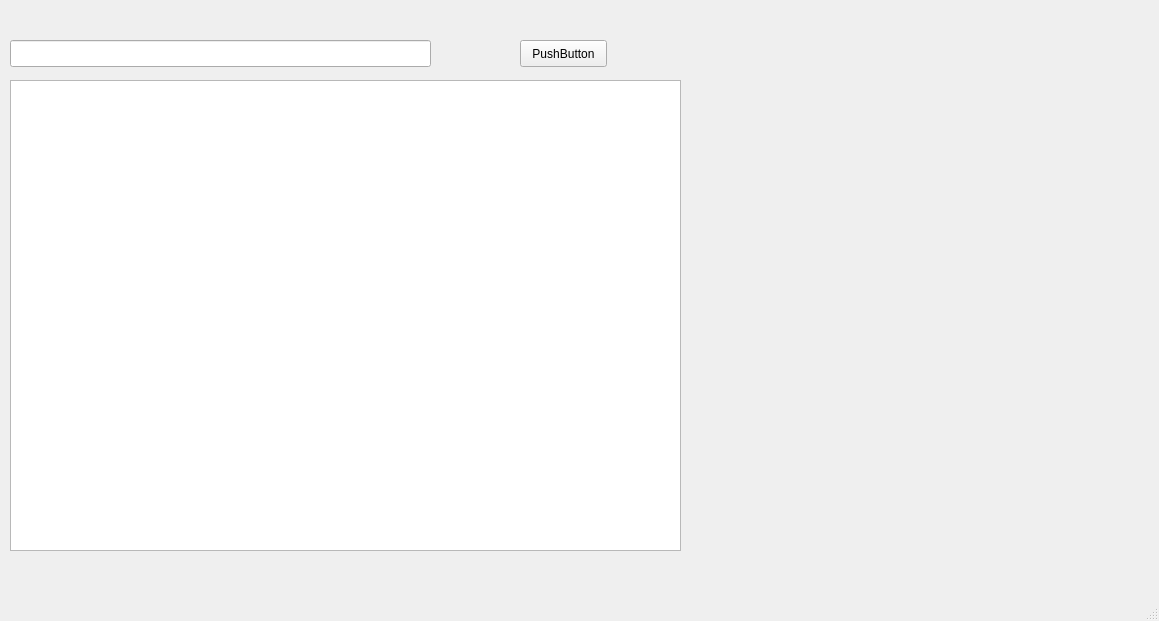
First picture: the form in 6_semestr/PABD/lab5/Prog/l5_program/mainwindow.ui, repository OranGeNaL/labs, before the edit.
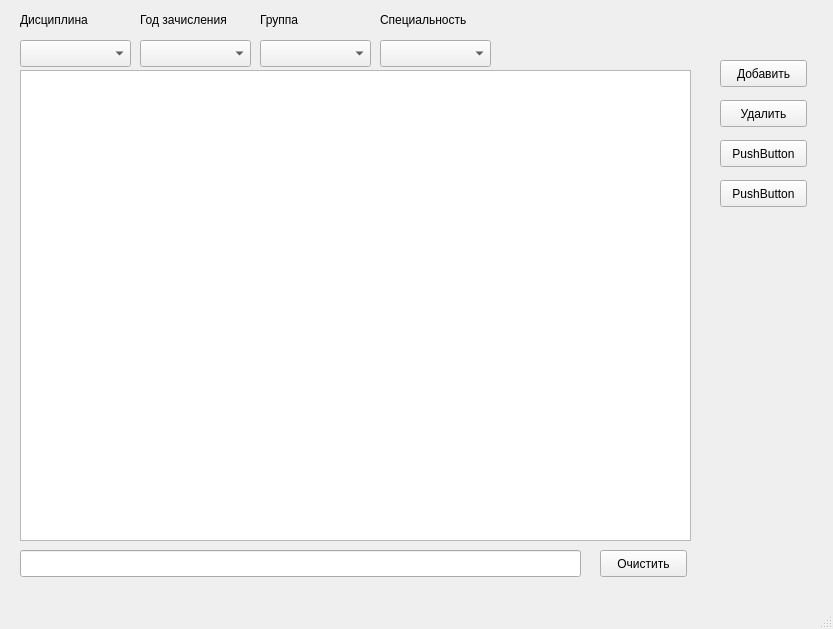
Second picture: the form after the edit.

Diff of the .ui file:
```diff
--- a/6_semestr/PABD/lab5/Prog/l5_program/mainwindow.ui
+++ b/6_semestr/PABD/lab5/Prog/l5_program/mainwindow.ui
@@ -6,8 +6,8 @@
    <rect>
     <x>0</x>
     <y>0</y>
-    <width>1159</width>
-    <height>621</height>
+    <width>833</width>
+    <height>629</height>
    </rect>
   </property>
   <property name="windowTitle">
@@ -17,8 +17,8 @@
    <widget class="QTableView" name="tableView">
     <property name="geometry">
      <rect>
-      <x>10</x>
-      <y>80</y>
+      <x>20</x>
+      <y>70</y>
       <width>671</width>
       <height>471</height>
      </rect>
@@ -27,9 +27,9 @@
    <widget class="QLineEdit" name="editSearch">
     <property name="geometry">
      <rect>
-      <x>10</x>
-      <y>40</y>
-      <width>421</width>
+      <x>20</x>
+      <y>550</y>
+      <width>561</width>
       <height>27</height>
      </rect>
     </property>
@@ -37,16 +37,160 @@
    <widget class="QPushButton" name="buttonClear">
     <property name="geometry">
      <rect>
-      <x>520</x>
-      <y>40</y>
+      <x>600</x>
+      <y>550</y>
       <width>87</width>
       <height>27</height>
      </rect>
     </property>
     <property name="text">
+     <string>Очистить</string>
+    </property>
+   </widget>
+   <widget class="QPushButton" name="addButton">
+    <property name="geometry">
+     <rect>
+      <x>720</x>
+      <y>60</y>
+      <width>87</width>
+      <height>27</height>
+     </rect>
+    </property>
+    <property name="text">
+     <string>Добавить</string>
+    </property>
+   </widget>
+   <widget class="QPushButton" name="deleteButton">
+    <property name="geometry">
+     <rect>
+      <x>720</x>
+      <y>100</y>
+      <width>87</width>
+      <height>27</height>
+     </rect>
+    </property>
+    <property name="text">
+     <string>Удалить</string>
+    </property>
+   </widget>
+   <widget class="QPushButton" name="pushButton_3">
+    <property name="geometry">
+     <rect>
+      <x>720</x>
+      <y>140</y>
+      <width>87</width>
+      <height>27</height>
+     </rect>
+    </property>
+    <property name="text">
      <string>PushButton</string>
     </property>
    </widget>
+   <widget class="QPushButton" name="pushButton_4">
+    <property name="geometry">
+     <rect>
+      <x>720</x>
+      <y>180</y>
+      <width>87</width>
+      <height>27</height>
+     </rect>
+    </property>
+    <property name="text">
+     <string>PushButton</string>
+    </property>
+   </widget>
+   <widget class="QComboBox" name="disciplineCombo">
+    <property name="geometry">
+     <rect>
+      <x>20</x>
+      <y>40</y>
+      <width>111</width>
+      <height>27</height>
+     </rect>
+    </property>
+   </widget>
+   <widget class="QLabel" name="disciplineLabel">
+    <property name="geometry">
+     <rect>
+      <x>20</x>
+      <y>10</y>
+      <width>91</width>
+      <height>19</height>
+     </rect>
+    </property>
+    <property name="text">
+     <string>Дисциплина</string>
+    </property>
+   </widget>
+   <widget class="QLabel" name="disciplineLabel_2">
+    <property name="geometry">
+     <rect>
+      <x>140</x>
+      <y>10</y>
+      <width>111</width>
+      <height>19</height>
+     </rect>
+    </property>
+    <property name="text">
+     <string>Год зачисления</string>
+    </property>
+   </widget>
+   <widget class="QComboBox" name="yearCombo">
+    <property name="geometry">
+     <rect>
+      <x>140</x>
+      <y>40</y>
+      <width>111</width>
+      <height>27</height>
+     </rect>
+    </property>
+   </widget>
+   <widget class="QComboBox" name="groupCombo">
+    <property name="geometry">
+     <rect>
+      <x>260</x>
+      <y>40</y>
+      <width>111</width>
+      <height>27</height>
+     </rect>
+    </property>
+   </widget>
+   <widget class="QLabel" name="disciplineLabel_3">
+    <property name="geometry">
+     <rect>
+      <x>260</x>
+      <y>10</y>
+      <width>91</width>
+      <height>19</height>
+     </rect>
+    </property>
+    <property name="text">
+     <string>Группа</string>
+    </property>
+   </widget>
+   <widget class="QComboBox" name="specialityCombo">
+    <property name="geometry">
+     <rect>
+      <x>380</x>
+      <y>40</y>
+      <width>111</width>
+      <height>27</height>
+     </rect>
+    </property>
+   </widget>
+   <widget class="QLabel" name="disciplineLabel_4">
+    <property name="geometry">
+     <rect>
+      <x>380</x>
+      <y>10</y>
+      <width>111</width>
+      <height>19</height>
+     </rect>
+    </property>
+    <property name="text">
+     <string>Специальность</string>
+    </property>
+   </widget>
   </widget>
   <widget class="QMenuBar" name="menubar">
    <property name="geometry">
```
Left out of the diff: 2 changed lines with no effect on the pictures.
